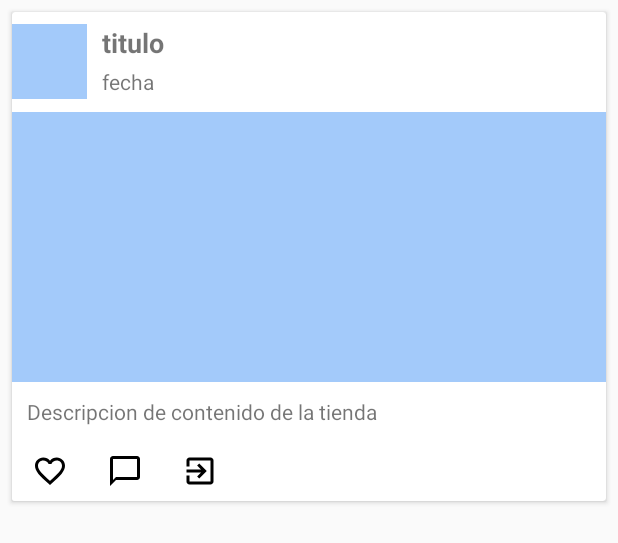
After one commit to xxmaucoxx/turismo, an Android app: the layout row_post.xml on its own in the app's theme, with its tools: preview values and no code run, on a phone screen of 412 x 824 dp. The commit adds this screen. Shown: the top 543 px of the screen. Run offline under Robolectric (Android 15) with nearby library versions, the phone set to English and light mode, and no system bars.

```diff
--- a/app/build.gradle
+++ b/app/build.gradle
@@ -29,8 +29,12 @@ dependencies {
     compile 'com.android.support:appcompat-v7:25.3.1'
     compile 'com.android.support.constraint:constraint-layout:1.0.2'
     compile 'com.facebook.android:facebook-android-sdk:[4,5)'
+
     compile 'com.google.firebase:firebase-core:10.2.6'
     compile 'com.google.firebase:firebase-auth:10.2.6'
+    compile 'com.google.firebase:firebase-database:10.2.6'
+
+
     compile 'com.android.support:support-v4:25.3.1'
     compile 'com.android.support:design:25.0.0'
 
--- /dev/null
+++ b/app/src/main/res/drawable/ic_coment.xml
@@ -0,0 +1,9 @@
+<vector xmlns:android="http://schemas.android.com/apk/res/android"
+        android:width="24dp"
+        android:height="24dp"
+        android:viewportWidth="24.0"
+        android:viewportHeight="24.0">
+    <path
+        android:fillColor="#FF000000"
+        android:pathData="M20,2L4,2c-1.1,0 -2,0.9 -2,2v18l4,-4h14c1.1,0 2,-0.9 2,-2L22,4c0,-1.1 -0.9,-2 -2,-2zM20,16L6,16l-2,2L4,4h16v12z"/>
+</vector>
--- /dev/null
+++ b/app/src/main/res/drawable/ic_exit_to_app_black_24dp.xml
@@ -0,0 +1,9 @@
+<vector xmlns:android="http://schemas.android.com/apk/res/android"
+        android:width="24dp"
+        android:height="24dp"
+        android:viewportWidth="24.0"
+        android:viewportHeight="24.0">
+    <path
+        android:fillColor="#FF000000"
+        android:pathData="M10.09,15.59L11.5,17l5,-5 -5,-5 -1.41,1.41L12.67,11H3v2h9.67l-2.58,2.59zM19,3H5c-1.11,0 -2,0.9 -2,2v4h2V5h14v14H5v-4H3v4c0,1.1 0.89,2 2,2h14c1.1,0 2,-0.9 2,-2V5c0,-1.1 -0.9,-2 -2,-2z"/>
+</vector>
--- /dev/null
+++ b/app/src/main/res/drawable/ic_head.xml
@@ -0,0 +1,9 @@
+<vector xmlns:android="http://schemas.android.com/apk/res/android"
+        android:width="24dp"
+        android:height="24dp"
+        android:viewportWidth="24.0"
+        android:viewportHeight="24.0">
+    <path
+        android:fillColor="#FF000000"
+        android:pathData="M16.5,3c-1.74,0 -3.41,0.81 -4.5,2.09C10.91,3.81 9.24,3 7.5,3 4.42,3 2,5.42 2,8.5c0,3.78 3.4,6.86 8.55,11.54L12,21.35l1.45,-1.32C18.6,15.36 22,12.28 22,8.5 22,5.42 19.58,3 16.5,3zM12.1,18.55l-0.1,0.1 -0.1,-0.1C7.14,14.24 4,11.39 4,8.5 4,6.5 5.5,5 7.5,5c1.54,0 3.04,0.99 3.57,2.36h1.87C13.46,5.99 14.96,5 16.5,5c2,0 3.5,1.5 3.5,3.5 0,2.89 -3.14,5.74 -7.9,10.05z"/>
+</vector>
--- /dev/null
+++ b/app/src/main/res/layout/row_post.xml
@@ -0,0 +1,103 @@
+<?xml version="1.0" encoding="utf-8"?>
+<android.support.v7.widget.CardView xmlns:android="http://schemas.android.com/apk/res/android"
+    android:layout_width="match_parent"
+    android:layout_height="wrap_content"
+    android:layout_margin="8dp"
+    android:layout_marginLeft="10dp"
+    android:layout_marginRight="10dp">
+
+    <LinearLayout
+        android:layout_width="match_parent"
+        android:layout_height="wrap_content"
+        android:orientation="vertical"
+        android:weightSum="1">
+
+        <LinearLayout
+            android:layout_width="match_parent"
+            android:layout_height="wrap_content"
+            android:orientation="horizontal">
+
+            <ImageView
+                android:id="@+id/img_store"
+                android:layout_width="50dp"
+                android:layout_height="50dp"
+                android:layout_marginTop="8dp"
+                android:adjustViewBounds="true"
+                android:background="@color/fondo"
+                android:scaleType="centerCrop" />
+
+            <LinearLayout
+                android:layout_width="match_parent"
+                android:layout_height="wrap_content"
+                android:orientation="vertical">
+
+                <TextView
+                    android:id="@+id/txt_name"
+                    android:layout_width="match_parent"
+                    android:layout_height="wrap_content"
+                    android:paddingBottom="4dp"
+                    android:paddingLeft="10dp"
+                    android:paddingTop="8dp"
+                    android:text="titulo"
+                    android:textSize="18sp"
+                    android:textStyle="bold" />
+
+                <TextView
+                    android:id="@+id/txt_update"
+                    android:layout_width="match_parent"
+                    android:layout_height="22dp"
+                    android:paddingLeft="10dp"
+                    android:text="fecha" />
+            </LinearLayout>
+        </LinearLayout>
+
+        <ImageView
+            android:id="@+id/img_post"
+            android:layout_width="match_parent"
+            android:layout_height="180dp"
+            android:layout_marginTop="8dp"
+            android:adjustViewBounds="true"
+            android:background="@color/fondo"
+            android:scaleType="centerCrop" />
+
+
+        <TextView
+            android:id="@+id/txt_contenido"
+            android:layout_width="match_parent"
+            android:layout_height="wrap_content"
+            android:paddingBottom="10dp"
+            android:paddingLeft="10dp"
+            android:paddingRight="10dp"
+            android:paddingTop="10dp"
+            android:text="Descripcion de contenido de la tienda" />
+
+        <LinearLayout
+            android:layout_width="match_parent"
+            android:layout_height="40dp"
+            android:layout_weight="6.94"
+            android:orientation="horizontal">
+
+            <ImageButton
+                android:layout_width="50dp"
+                android:layout_height="40dp"
+                android:background="@color/cardview_light_background"
+                android:src="@drawable/ic_head" />
+
+            <ImageButton
+                android:layout_width="50dp"
+                android:layout_height="40dp"
+                android:background="@color/cardview_light_background"
+                android:src="@drawable/ic_coment" />
+
+            <ImageButton
+                android:layout_width="50dp"
+                android:layout_height="40dp"
+                android:background="@color/cardview_light_background"
+                android:src="@drawable/ic_exit_to_app_black_24dp" />
+
+        </LinearLayout>
+
+
+    </LinearLayout>
+
+</android.support.v7.widget.CardView>
--- a/app/src/main/res/values/colors.xml
+++ b/app/src/main/res/values/colors.xml
@@ -2,5 +2,6 @@
 <resources>
     <color name="colorPrimary">#3F51B5</color>
     <color name="colorPrimaryDark">#303F9F</color>
-    <color name="colorAccent">#FF4081</color>
+    <color name="colorAccent">#ff4081</color>
+    <color name="fondo">#a3cafa</color>
 </resources>
--- /dev/null
+++ b/app/src/main/res/values/dimens.xml
@@ -0,0 +1,4 @@
+<?xml version="1.0" encoding="utf-8"?>
+<resources>
+    <dimen name="com_facebook_tooltip_horizontal_padding">10dp</dimen>
+</resources>
--- a/app/src/main/res/values/strings.xml
+++ b/app/src/main/res/values/strings.xml
@@ -14,4 +14,5 @@
     <string name="perfil">perfil</string>
     <string name="sitios">tiendas</string>
     <string name="favoritos">hola</string>
+    <string name="noticias_o_inicio">Noticias o inicio</string>
 </resources>
```
Also changed, not shown: app/src/main/java/com/example/astrid/turismo/SeccionInicio.java (+110 -1 lines), app/src/main/java/com/example/astrid/turismo/SeccionPerfil.java (+1 -89 lines), app/src/main/java/com/example/astrid/turismo/adaptadores/AdapterPost.java (added, +95 -0 lines), app/src/main/java/com/example/astrid/turismo/models/Post.java (added, +92 -0 lines), app/src/main/res/drawable/ic_nice.xml (added, +9 -0 lines), app/src/main/res/layout/fragment_seccion_inicio.xml (+4 -17 lines), app/src/main/res/layout/fragment_seccion_perfil.xml (+17 -4 lines), app/src/main/res/layout/store_row.xml (+4 -4 lines).
